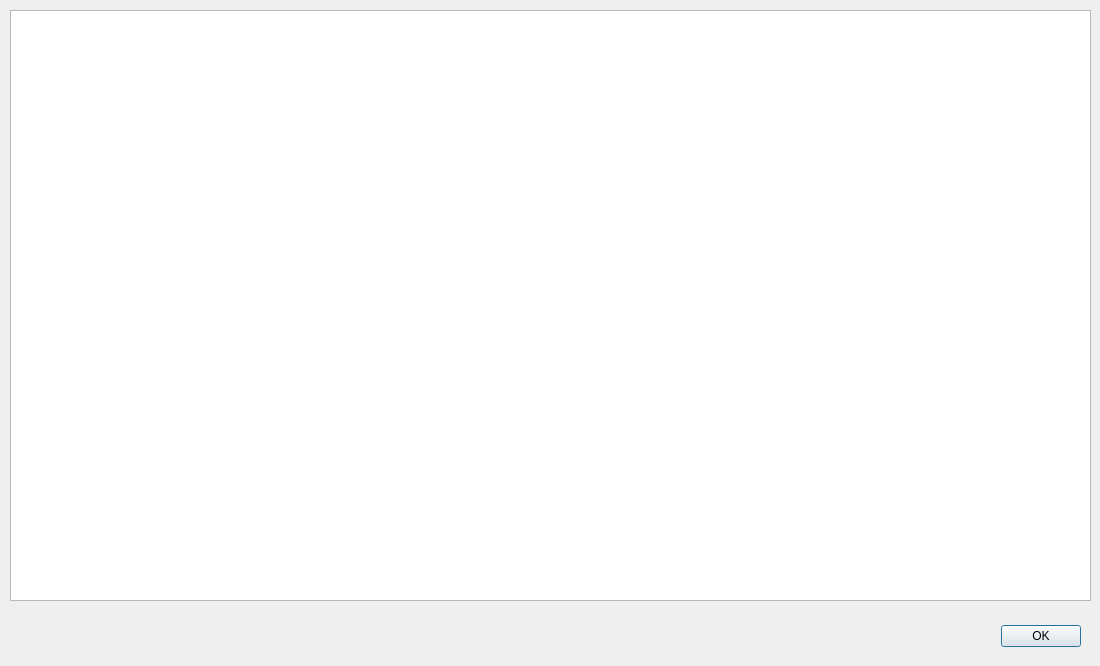
First picture: the form in BaseballTour/databaseviewform.ui, repository ethanl21/BaseballTour, before the edit.
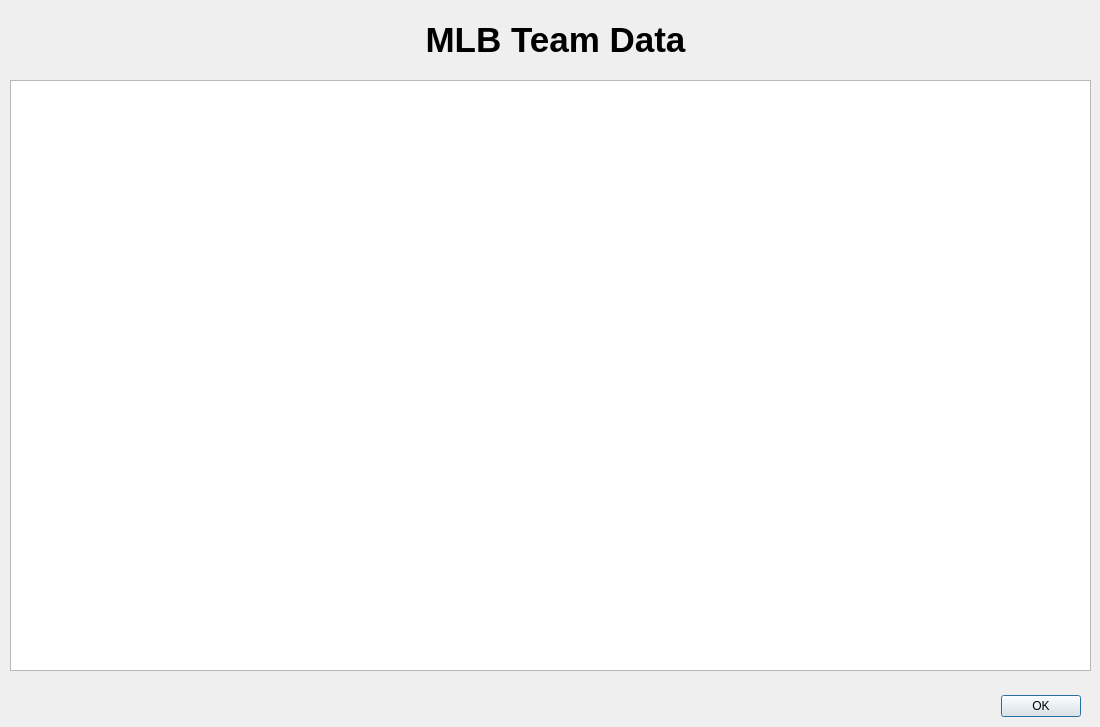
Second picture: the form after the edit.

Commit message: Minor UI update - db viewer

```diff
--- a/BaseballTour/databaseviewform.ui
+++ b/BaseballTour/databaseviewform.ui
@@ -7,7 +7,7 @@
     <x>0</x>
     <y>0</y>
     <width>1100</width>
-    <height>666</height>
+    <height>727</height>
    </rect>
   </property>
   <property name="sizePolicy">
@@ -29,7 +29,7 @@
    <property name="geometry">
     <rect>
      <x>740</x>
-     <y>620</y>
+     <y>690</y>
      <width>341</width>
      <height>32</height>
     </rect>
@@ -45,7 +45,7 @@
    <property name="geometry">
     <rect>
      <x>10</x>
-     <y>10</y>
+     <y>80</y>
      <width>1081</width>
      <height>591</height>
     </rect>
@@ -54,6 +54,19 @@
     <bool>true</bool>
    </property>
   </widget>
+  <widget class="QLabel" name="label">
+   <property name="geometry">
+    <rect>
+     <x>20</x>
+     <y>10</y>
+     <width>1071</width>
+     <height>61</height>
+    </rect>
+   </property>
+   <property name="text">
+    <string>&lt;html&gt;&lt;head/&gt;&lt;body&gt;&lt;p align=&quot;center&quot;&gt;&lt;span style=&quot; font-size:26pt; font-weight:600;&quot;&gt;MLB Team Data&lt;/span&gt;&lt;/p&gt;&lt;/body&gt;&lt;/html&gt;</string>
+   </property>
+  </widget>
  </widget>
  <resources/>
  <connections>
```
